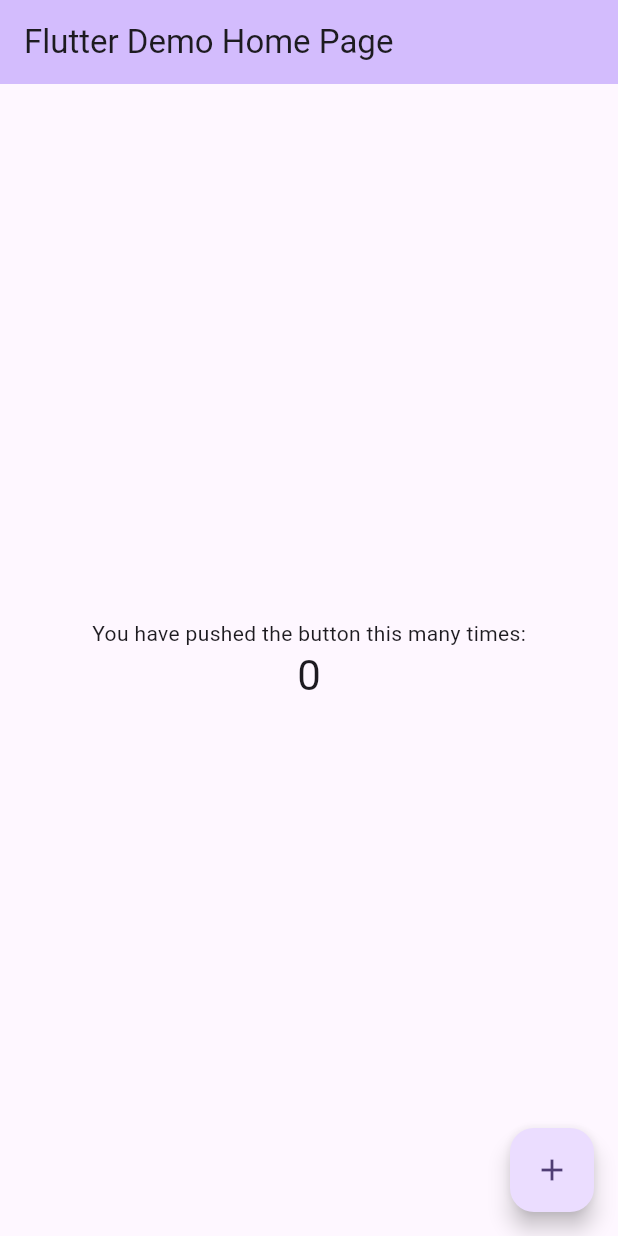
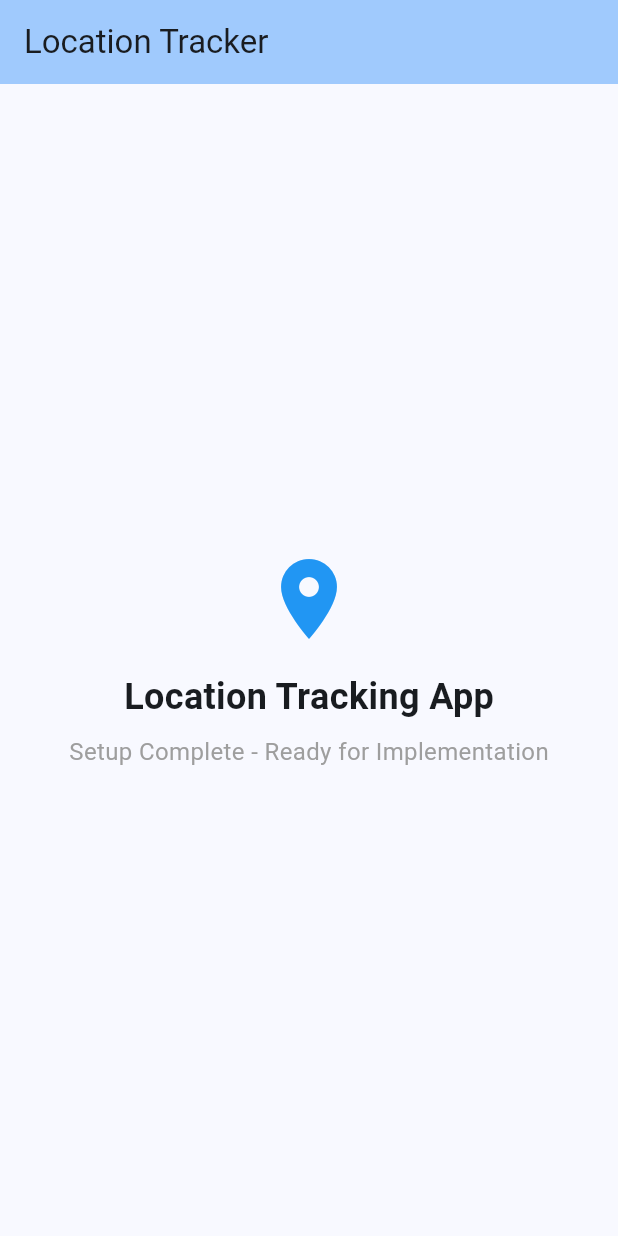
Before and after one commit to souravDAS0/unotasker_assignment, a Flutter app: the screen it shows after launch, on a phone screen of 412 x 824 dp. Run offline on Flutter 3.47's test engine with Material 3 defaults, Android fonts, the phone set to English and light mode, and no system bars; our stand-ins replace flutter_riverpod, hive_flutter; missing offline and left inert: workmanager; accounts and stored records are empty.

Commit message:
Project Setup & configuration

```diff
--- a/lib/main.dart
+++ b/lib/main.dart
@@ -1,122 +1,114 @@
 import 'package:flutter/material.dart';
+import 'package:flutter_riverpod/flutter_riverpod.dart';
+import 'package:hive_flutter/hive_flutter.dart';
+import 'package:workmanager/workmanager.dart';
 
-void main() {
-  runApp(const MyApp());
+// ============================================================================
+// MAIN ENTRY POINT
+// ============================================================================
+
+/// Background task callback for WorkManager
+/// MUST be top-level function or static method
+@pragma('vm:entry-point')
+void workmanagerCallbackDispatcher() {
+  Workmanager().executeTask((task, inputData) async {
+    // TODO: Initialize Hive in isolate
+    // TODO: Call UpdateLocation use case
+    // TODO: Handle errors gracefully
+
+    print('[WorkManager] Background task executed: $task');
+    return Future.value(true);
+  });
 }
+
+void main() async {
+  // Ensure Flutter bindings are initialized
+  WidgetsFlutterBinding.ensureInitialized();
+
+  // ============================================================================
+  // HIVE INITIALIZATION
+  // ============================================================================
+  await Hive.initFlutter();
+
+  // TODO: Register Hive TypeAdapters here
+  // Example: Hive.registerAdapter(LocationRecordModelAdapter());
+
+  // TODO: Open Hive box
+  // final box = await Hive.openBox('location_records');
+
+  // ============================================================================
+  // WORKMANAGER INITIALIZATION
+  // ============================================================================
+  await Workmanager().initialize(
+    workmanagerCallbackDispatcher,
+    isInDebugMode: true, // Set to false for release
+  );
+
+  // ============================================================================
+  // RUN APP
+  // ============================================================================
+  runApp(
+    const ProviderScope(
+      // TODO: Override hiveBoxProvider here when box is opened
+      child: MyApp(),
+    ),
+  );
+}
+
+// ============================================================================
+// ROOT APP WIDGET
+// ============================================================================
 
 class MyApp extends StatelessWidget {
   const MyApp({super.key});
 
-  // This widget is the root of your application.
   @override
   Widget build(BuildContext context) {
     return MaterialApp(
-      title: 'Flutter Demo',
+      title: 'Location Tracker',
+      debugShowCheckedModeBanner: false,
       theme: ThemeData(
-        // This is the theme of your application.
-        //
-        // TRY THIS: Try running your application with "flutter run". You'll see
-        // the application has a purple toolbar. Then, without quitting the app,
-        // try changing the seedColor in the colorScheme below to Colors.green
-        // and then invoke "hot reload" (save your changes or press the "hot
-        // reload" button in a Flutter-supported IDE, or press "r" if you used
-        // the command line to start the app).
-        //
-        // Notice that the counter didn't reset back to zero; the application
-        // state is not lost during the reload. To reset the state, use hot
-        // restart instead.
-        //
-        // This works for code too, not just values: Most code changes can be
-        // tested with just a hot reload.
-        colorScheme: ColorScheme.fromSeed(seedColor: Colors.deepPurple),
+        colorScheme: ColorScheme.fromSeed(seedColor: Colors.blue),
+        useMaterial3: true,
       ),
-      home: const MyHomePage(title: 'Flutter Demo Home Page'),
+      // TODO: Replace with DashboardScreen when implemented
+      home: const PlaceholderScreen(),
     );
   }
 }
 
-class MyHomePage extends StatefulWidget {
-  const MyHomePage({super.key, required this.title});
+// ============================================================================
+// TEMPORARY PLACEHOLDER SCREEN
+// ============================================================================
 
-  // This widget is the home page of your application. It is stateful, meaning
-  // that it has a State object (defined below) that contains fields that affect
-  // how it looks.
-
-  // This class is the configuration for the state. It holds the values (in this
-  // case the title) provided by the parent (in this case the App widget) and
-  // used by the build method of the State. Fields in a Widget subclass are
-  // always marked "final".
-
-  final String title;
-
-  @override
-  State<MyHomePage> createState() => _MyHomePageState();
-}
-
-class _MyHomePageState extends State<MyHomePage> {
-  int _counter = 0;
-
-  void _incrementCounter() {
-    setState(() {
-      // This call to setState tells the Flutter framework that something has
-      // changed in this State, which causes it to rerun the build method below
-      // so that the display can reflect the updated values. If we changed
-      // _counter without calling setState(), then the build method would not be
-      // called again, and so nothing would appear to happen.
-      _counter++;
-    });
-  }
+class PlaceholderScreen extends StatelessWidget {
+  const PlaceholderScreen({super.key});
 
   @override
   Widget build(BuildContext context) {
-    // This method is rerun every time setState is called, for instance as done
-    // by the _incrementCounter method above.
-    //
-    // The Flutter framework has been optimized to make rerunning build methods
-    // fast, so that you can just rebuild anything that needs updating rather
-    // than having to individually change instances of widgets.
     return Scaffold(
       appBar: AppBar(
-        // TRY THIS: Try changing the color here to a specific color (to
-        // Colors.amber, perhaps?) and trigger a hot reload to see the AppBar
-        // change color while the other colors stay the same.
+        title: const Text('Location Tracker'),
         backgroundColor: Theme.of(context).colorScheme.inversePrimary,
-        // Here we take the value from the MyHomePage object that was created by
-        // the App.build method, and use it to set our appbar title.
-        title: Text(widget.title),
       ),
-      body: Center(
-        // Center is a layout widget. It takes a single child and positions it
-        // in the middle of the parent.
+      body: const Center(
         child: Column(
-          // Column is also a layout widget. It takes a list of children and
-          // arranges them vertically. By default, it sizes itself to fit its
-          // children horizontally, and tries to be as tall as its parent.
-          //
-          // Column has various properties to control how it sizes itself and
-          // how it positions its children. Here we use mainAxisAlignment to
-          // center the children vertically; the main axis here is the vertical
-          // axis because Columns are vertical (the cross axis would be
-          // horizontal).
-          //
-          // TRY THIS: Invoke "debug painting" (choose the "Toggle Debug Paint"
-          // action in the IDE, or press "p" in the console), to see the
-          // wireframe for each widget.
           mainAxisAlignment: MainAxisAlignment.center,
-          children: <Widget>[
-            const Text('You have pushed the button this many times:'),
+          children: [
+            Icon(Icons.location_on, size: 64, color: Colors.blue),
+            SizedBox(height: 16),
             Text(
-              '$_counter',
-              style: Theme.of(context).textTheme.headlineMedium,
+              'Location Tracking App',
+              style: TextStyle(fontSize: 24, fontWeight: FontWeight.bold),
+            ),
+            SizedBox(height: 8),
+            Text(
+              'Setup Complete - Ready for Implementation',
+              style: TextStyle(fontSize: 16, color: Colors.grey),
             ),
           ],
         ),
       ),
-      floatingActionButton: FloatingActionButton(
-        onPressed: _incrementCounter,
-        tooltip: 'Increment',
-        child: const Icon(Icons.add),
-      ), // This trailing comma makes auto-formatting nicer for build methods.
     );
   }
 }
```
Also changed, not shown: lib/injection_container.dart (added, +49 -0 lines), pubspec.yaml (+27 -0 lines), pubspec.lock, 7 other files.
